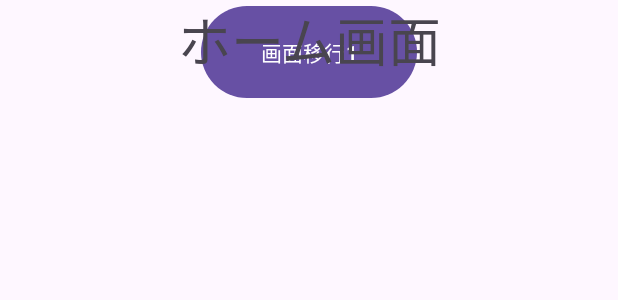
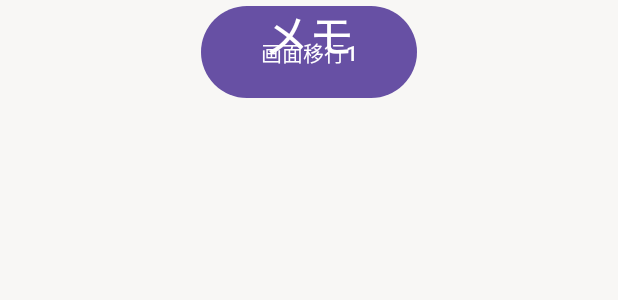
Before and after one commit to 2-projectD/ProjectB-teamD-2024, an Android app: the layout activity_main.xml on its own in the app's theme, with its tools: preview values and no code run, on a phone screen of 412 x 824 dp. Shown: the top 300 px of the screen. Run offline under Robolectric (Android 15) with nearby library versions, the phone set to English and light mode, and no system bars.

Commit message:
一次保存 画面を増やして色の調整

```diff
--- a/app/src/main/AndroidManifest.xml
+++ b/app/src/main/AndroidManifest.xml
@@ -13,6 +13,9 @@
         android:theme="@style/Theme.ProjectBD2024"
         tools:targetApi="31">
         <activity
+            android:name=".VoiceActivity"
+            android:exported="false" />
+        <activity
             android:name=".SecondActivity"
             android:exported="false" />
         <activity
--- a/app/src/main/res/layout/activity_main.xml
+++ b/app/src/main/res/layout/activity_main.xml
@@ -5,6 +5,7 @@
     android:id="@+id/main"
     android:layout_width="match_parent"
     android:layout_height="match_parent"
+    android:background="#F8F7F5"
     tools:context=".MainActivity">
 
 
@@ -20,13 +21,14 @@
 
     <TextView
         android:id="@+id/textView"
-        android:layout_width="280dp"
-        android:layout_height="59dp"
-        android:text="ホーム画面"
+        android:layout_width="98dp"
+        android:layout_height="56dp"
+        android:text="メモ"
         android:textAlignment="center"
-        android:textSize="35sp"
+        android:textColor="#FFFFFF"
+        android:textSize="30sp"
         app:layout_constraintEnd_toEndOf="parent"
         app:layout_constraintStart_toStartOf="parent"
-        tools:ignore="HardcodedText,MissingConstraints"
-        tools:layout_editor_absoluteY="42dp" />
+        app:layout_constraintTop_toTopOf="parent"
+        tools:ignore="HardcodedText,MissingConstraints" />
 </androidx.constraintlayout.widget.ConstraintLayout>
```
Also changed, not shown: app/src/main/java/com/example/projectb_d2024/SecondActivity.kt (deleted, +0 -20 lines), app/src/main/java/com/example/projectb_d2024/VoiceActivity.kt (added, +20 -0 lines), app/src/main/res/layout/activity_second.xml (deleted, +0 -35 lines), app/src/main/res/layout/activity_voice.xml (added, +21 -0 lines).
